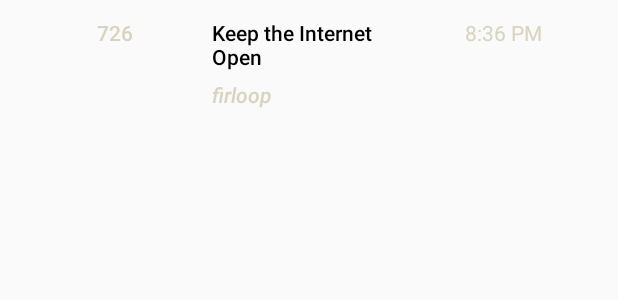
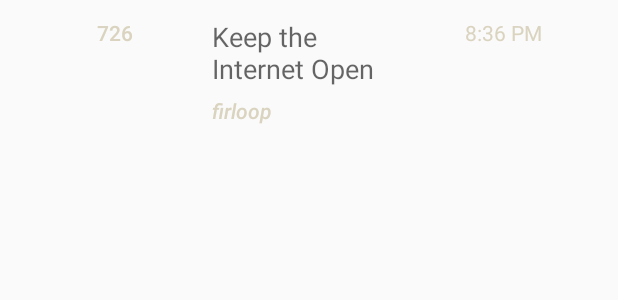
Before and after one commit to dahano/newsDigest, an Android app: the layout list_item.xml on its own in the app's theme, with its tools: preview values and no code run, on a phone screen of 412 x 824 dp. Shown: the top 300 px of the screen. Run offline under Robolectric (Android 15) with nearby library versions, the phone set to English and light mode, and no system bars.

Commit message:
Added new font-style for Title

```diff
--- a/app/src/main/res/layout/list_item.xml
+++ b/app/src/main/res/layout/list_item.xml
@@ -27,16 +27,12 @@
         android:orientation="vertical">
 
 
-
         <TextView
             android:id="@+id/title"
             android:layout_width="wrap_content"
             android:layout_height="wrap_content"
-            android:fontFamily="sans-serif-medium"
-            android:textColor="@color/title"
-            android:textSize="14sp"
-
-            tools:text="Keep the Internet Open"/>
+            android:textAppearance="@style/TextAppearance.AppCompat.Medium"
+            tools:text="Keep the Internet Open" />
 
         <TextView
             android:id="@+id/author"
```
